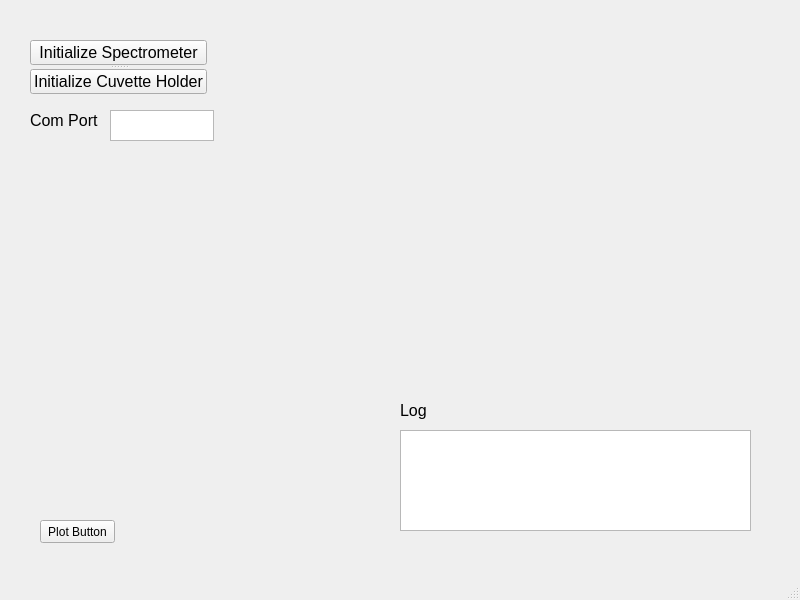
csiefe/CuvetteSpectra, file CuvetteSpectra_GUI.ui: the form before one commit.
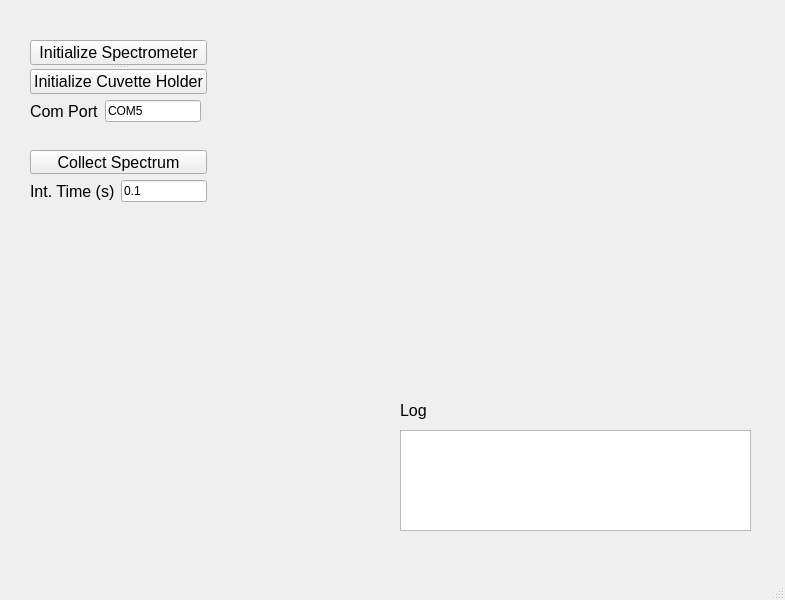
The form after the commit. Custom widgets are drawn as their Qt base class.

Commit message: combining Chris and my changes to Gui

What changed in the file:
```diff
--- a/CuvetteSpectra_GUI.ui
+++ b/CuvetteSpectra_GUI.ui
@@ -6,10 +6,16 @@
    <rect>
     <x>0</x>
     <y>0</y>
-    <width>800</width>
+    <width>785</width>
     <height>600</height>
    </rect>
   </property>
+  <property name="maximumSize">
+   <size>
+    <width>16777215</width>
+    <height>16777215</height>
+   </size>
+  </property>
   <property name="windowTitle">
    <string>MainWindow</string>
   </property>
@@ -42,47 +48,6 @@
      <string>Log</string>
     </property>
    </widget>
-   <widget class="QTextEdit" name="comPort">
-    <property name="geometry">
-     <rect>
-      <x>110</x>
-      <y>110</y>
-      <width>104</width>
-      <height>31</height>
-     </rect>
-    </property>
-   </widget>
-   <widget class="QLabel" name="label_2">
-    <property name="geometry">
-     <rect>
-      <x>30</x>
-      <y>110</y>
-      <width>81</width>
-      <height>20</height>
-     </rect>
-    </property>
-    <property name="font">
-     <font>
-      <pointsize>12</pointsize>
-     </font>
-    </property>
-    <property name="text">
-     <string>Com Port</string>
-    </property>
-   </widget>
-   <widget class="QPushButton" name="plot_button">
-    <property name="geometry">
-     <rect>
-      <x>40</x>
-      <y>520</y>
-      <width>75</width>
-      <height>23</height>
-     </rect>
-    </property>
-    <property name="text">
-     <string>Plot Button</string>
-    </property>
-   </widget>
    <widget class="QSplitter" name="splitter">
     <property name="geometry">
      <rect>
@@ -116,13 +81,114 @@
      </property>
     </widget>
    </widget>
+   <widget class="QPushButton" name="collect_spectrum_button">
+    <property name="geometry">
+     <rect>
+      <x>30</x>
+      <y>150</y>
+      <width>177</width>
+      <height>24</height>
+     </rect>
+    </property>
+    <property name="font">
+     <font>
+      <pointsize>12</pointsize>
+     </font>
+    </property>
+    <property name="text">
+     <string>Collect Spectrum</string>
+    </property>
+   </widget>
+   <widget class="QWidget" name="layoutWidget">
+    <property name="geometry">
+     <rect>
+      <x>30</x>
+      <y>180</y>
+      <width>177</width>
+      <height>22</height>
+     </rect>
+    </property>
+    <layout class="QHBoxLayout" name="horizontalLayout_2">
+     <item>
+      <widget class="QLabel" name="label_3">
+       <property name="font">
+        <font>
+         <pointsize>12</pointsize>
+        </font>
+       </property>
+       <property name="text">
+        <string>Int. Time (s)</string>
+       </property>
+      </widget>
+     </item>
+     <item>
+      <widget class="QLineEdit" name="int_time">
+       <property name="enabled">
+        <bool>true</bool>
+       </property>
+       <property name="sizePolicy">
+        <sizepolicy hsizetype="Preferred" vsizetype="Fixed">
+         <horstretch>0</horstretch>
+         <verstretch>0</verstretch>
+        </sizepolicy>
+       </property>
+       <property name="inputMask">
+        <string/>
+       </property>
+       <property name="text">
+        <string>0.1</string>
+       </property>
+      </widget>
+     </item>
+    </layout>
+   </widget>
+   <widget class="QWidget" name="layoutWidget">
+    <property name="geometry">
+     <rect>
+      <x>30</x>
+      <y>100</y>
+      <width>171</width>
+      <height>22</height>
+     </rect>
+    </property>
+    <layout class="QHBoxLayout" name="horizontalLayout">
+     <item>
+      <widget class="QLabel" name="label_2">
+       <property name="font">
+        <font>
+         <pointsize>12</pointsize>
+        </font>
+       </property>
+       <property name="text">
+        <string>Com Port</string>
+       </property>
+      </widget>
+     </item>
+     <item>
+      <widget class="QLineEdit" name="comPort">
+       <property name="enabled">
+        <bool>true</bool>
+       </property>
+       <property name="sizePolicy">
+        <sizepolicy hsizetype="Preferred" vsizetype="Fixed">
+         <horstretch>0</horstretch>
+         <verstretch>0</verstretch>
+        </sizepolicy>
+       </property>
+       <property name="text">
+        <string>COM5</string>
+       </property>
+      </widget>
+     </item>
+    </layout>
+   </widget>
    <widget class="MplWidget" name="MplWidget" native="true">
     <property name="geometry">
      <rect>
       <x>400</x>
-      <y>40</y>
-      <width>381</width>
-      <height>291</height>
+      <y>30</y>
+      <width>311</width>
+      <height>211</height>
      </rect>
     </property>
    </widget>
```
Left out of the diff: 11 changed lines with no effect on the pictures. The commit also changes 1 other file.
